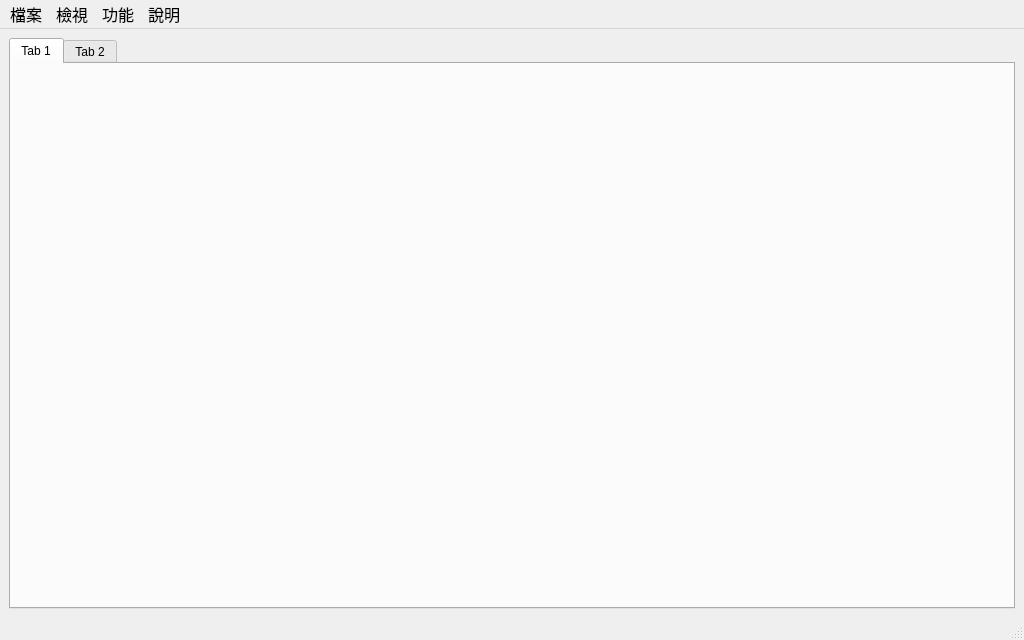
First picture: the form in APIver3/UI/MainWindow.ui, repository clamgee/python-code, before the edit.
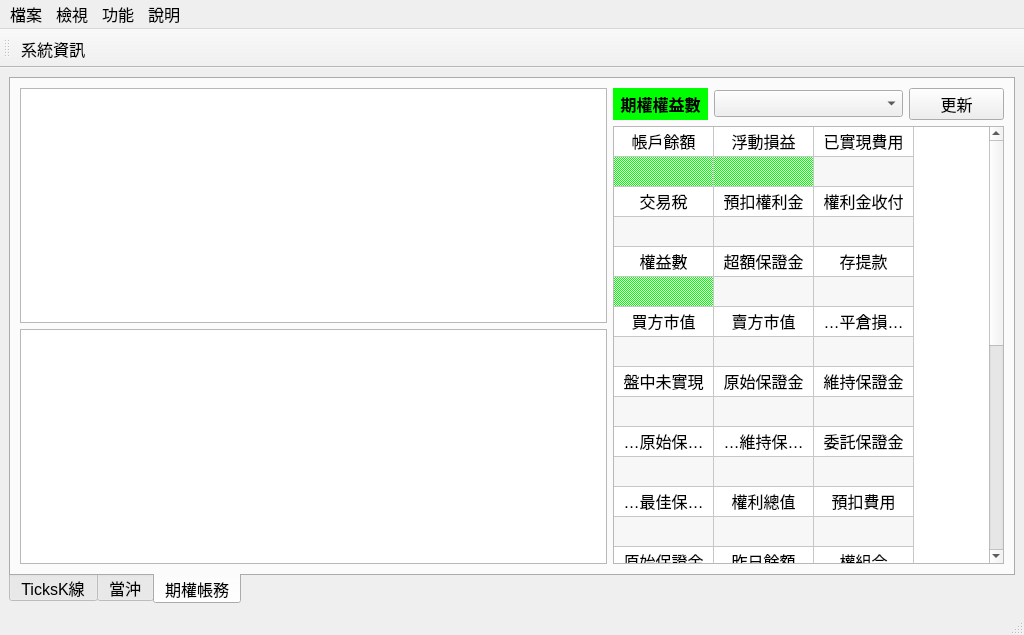
Second picture: the form after the edit.

The edit to the form file:
```diff
--- a/APIver3/UI/MainWindow.ui
+++ b/APIver3/UI/MainWindow.ui
@@ -7,7 +7,7 @@
     <x>0</x>
     <y>0</y>
     <width>1024</width>
-    <height>640</height>
+    <height>635</height>
    </rect>
   </property>
   <property name="windowTitle">
@@ -15,21 +15,552 @@
   </property>
   <widget class="QWidget" name="centralwidget">
    <layout class="QGridLayout" name="gridLayout">
-    <item row="0" column="0">
+    <item row="0" column="1">
      <widget class="QTabWidget" name="tabWidget">
+      <property name="font">
+       <font>
+        <pointsize>12</pointsize>
+       </font>
+      </property>
+      <property name="tabPosition">
+       <enum>QTabWidget::South</enum>
+      </property>
       <property name="currentIndex">
-       <number>0</number>
+       <number>2</number>
       </property>
       <widget class="QWidget" name="tab">
        <attribute name="title">
-        <string>Tab 1</string>
+        <string>TicksK線</string>
        </attribute>
       </widget>
       <widget class="QWidget" name="tab_2">
        <attribute name="title">
-        <string>Tab 2</string>
+        <string>當沖</string>
        </attribute>
       </widget>
+      <widget class="QWidget" name="tab_Reply">
+       <attribute name="title">
+        <string>期權帳務</string>
+       </attribute>
+       <layout class="QGridLayout" name="gridLayout_3">
+        <item row="0" column="0">
+         <layout class="QGridLayout" name="gridLayout_2" columnstretch="3,2">
+          <item row="0" column="0">
+           <layout class="QVBoxLayout" name="verticalLayout">
+            <item>
+             <widget class="QTableView" name="tableView"/>
+            </item>
+            <item>
+             <widget class="QTableView" name="tableView_2"/>
+            </item>
+           </layout>
+          </item>
+          <item row="0" column="1">
+           <layout class="QVBoxLayout" name="verticalLayout_2" stretch="1,29">
+            <item>
+             <layout class="QHBoxLayout" name="horizontalLayout" stretch="1,2,1">
+              <item>
+               <widget class="QLabel" name="label">
+                <property name="font">
+                 <font>
+                  <pointsize>12</pointsize>
+                  <bold>true</bold>
+                 </font>
+                </property>
+                <property name="styleSheet">
+                 <string notr="true">background-color: rgb(0, 255, 0);</string>
+                </property>
+                <property name="text">
+                 <string>期權權益數</string>
+                </property>
+                <property name="alignment">
+                 <set>Qt::AlignCenter</set>
+                </property>
+               </widget>
+              </item>
+              <item>
+               <widget class="QComboBox" name="Future_Acc_CBox">
+                <property name="maxVisibleItems">
+                 <number>16</number>
+                </property>
+                <property name="maxCount">
+                 <number>16</number>
+                </property>
+               </widget>
+              </item>
+              <item>
+               <widget class="QPushButton" name="Right_Update_btn">
+                <property name="text">
+                 <string>更新</string>
+                </property>
+               </widget>
+              </item>
+             </layout>
+            </item>
+            <item>
+             <widget class="QTableWidget" name="Right_TB">
+              <property name="layoutDirection">
+               <enum>Qt::LeftToRight</enum>
+              </property>
+              <property name="autoFillBackground">
+               <bool>false</bool>
+              </property>
+              <property name="sizeAdjustPolicy">
+               <enum>QAbstractScrollArea::AdjustIgnored</enum>
+              </property>
+              <property name="alternatingRowColors">
+               <bool>true</bool>
+              </property>
+              <property name="textElideMode">
+               <enum>Qt::ElideLeft</enum>
+              </property>
+              <property name="sortingEnabled">
+               <bool>false</bool>
+              </property>
+              <property name="rowCount">
+               <number>28</number>
+              </property>
+              <property name="columnCount">
+               <number>3</number>
+              </property>
+              <attribute name="horizontalHeaderVisible">
+               <bool>false</bool>
+              </attribute>
+              <attribute name="verticalHeaderVisible">
+               <bool>false</bool>
+              </attribute>
+              <row/>
+              <row/>
+              <row/>
+              <row/>
+              <row/>
+              <row/>
+              <row/>
+              <row/>
+              <row/>
+              <row/>
+              <row/>
+              <row/>
+              <row/>
+              <row/>
+              <row/>
+              <row/>
+              <row/>
+              <row/>
+              <row/>
+              <row/>
+              <row/>
+              <row/>
+              <row/>
+              <row/>
+              <row/>
+              <row/>
+              <row/>
+              <row/>
+              <column/>
+              <column/>
+              <column/>
+              <item row="0" column="0">
+               <property name="text">
+                <string>帳戶餘額</string>
+               </property>
+               <property name="textAlignment">
+                <set>AlignCenter</set>
+               </property>
+              </item>
+              <item row="0" column="1">
+               <property name="text">
+                <string>浮動損益</string>
+               </property>
+               <property name="textAlignment">
+                <set>AlignCenter</set>
+               </property>
+              </item>
+              <item row="0" column="2">
+               <property name="text">
+                <string>已實現費用</string>
+               </property>
+               <property name="textAlignment">
+                <set>AlignCenter</set>
+               </property>
+              </item>
+              <item row="1" column="0">
+               <property name="text">
+                <string/>
+               </property>
+               <property name="background">
+                <brush brushstyle="Dense4Pattern">
+                 <color alpha="255">
+                  <red>0</red>
+                  <green>255</green>
+                  <blue>0</blue>
+                 </color>
+                </brush>
+               </property>
+              </item>
+              <item row="1" column="1">
+               <property name="text">
+                <string/>
+               </property>
+               <property name="background">
+                <brush brushstyle="Dense4Pattern">
+                 <color alpha="255">
+                  <red>0</red>
+                  <green>255</green>
+                  <blue>0</blue>
+                 </color>
+                </brush>
+               </property>
+              </item>
+              <item row="2" column="0">
+               <property name="text">
+                <string>交易稅</string>
+               </property>
+               <property name="textAlignment">
+                <set>AlignCenter</set>
+               </property>
+              </item>
+              <item row="2" column="1">
+               <property name="text">
+                <string>預扣權利金</string>
+               </property>
+               <property name="textAlignment">
+                <set>AlignCenter</set>
+               </property>
+              </item>
+              <item row="2" column="2">
+               <property name="text">
+                <string>權利金收付</string>
+               </property>
+               <property name="textAlignment">
+                <set>AlignCenter</set>
+               </property>
+              </item>
+              <item row="4" column="0">
+               <property name="text">
+                <string>權益數</string>
+               </property>
+               <property name="textAlignment">
+                <set>AlignCenter</set>
+               </property>
+               <property name="background">
+                <brush brushstyle="NoBrush">
+                 <color alpha="255">
+                  <red>0</red>
+                  <green>255</green>
+                  <blue>0</blue>
+                 </color>
+                </brush>
+               </property>
+              </item>
+              <item row="4" column="1">
+               <property name="text">
+                <string>超額保證金</string>
+               </property>
+               <property name="textAlignment">
+                <set>AlignCenter</set>
+               </property>
+              </item>
+              <item row="4" column="2">
+               <property name="text">
+                <string>存提款</string>
+               </property>
+               <property name="textAlignment">
+                <set>AlignCenter</set>
+               </property>
+              </item>
+              <item row="5" column="0">
+               <property name="text">
+                <string/>
+               </property>
+               <property name="background">
+                <brush brushstyle="Dense4Pattern">
+                 <color alpha="255">
+                  <red>0</red>
+                  <green>255</green>
+                  <blue>0</blue>
+                 </color>
+                </brush>
+               </property>
+               <property name="foreground">
+                <brush brushstyle="Dense4Pattern">
+                 <color alpha="255">
+                  <red>0</red>
+                  <green>0</green>
+                  <blue>0</blue>
+                 </color>
+                </brush>
+               </property>
+              </item>
+              <item row="6" column="0">
+               <property name="text">
+                <string>買方市值</string>
+               </property>
+               <property name="textAlignment">
+                <set>AlignCenter</set>
+               </property>
+              </item>
+              <item row="6" column="1">
+               <property name="text">
+                <string>賣方市值</string>
+               </property>
+               <property name="textAlignment">
+                <set>AlignCenter</set>
+               </property>
+              </item>
+              <item row="6" column="2">
+               <property name="text">
+                <string>期貨平倉損益</string>
+               </property>
+               <property name="textAlignment">
+                <set>AlignCenter</set>
+               </property>
+              </item>
+              <item row="8" column="0">
+               <property name="text">
+                <string>盤中未實現</string>
+               </property>
+               <property name="textAlignment">
+                <set>AlignCenter</set>
+               </property>
+              </item>
+              <item row="8" column="1">
+               <property name="text">
+                <string>原始保證金</string>
+               </property>
+               <property name="textAlignment">
+                <set>AlignCenter</set>
+               </property>
+              </item>
+              <item row="8" column="2">
+               <property name="text">
+                <string>維持保證金</string>
+               </property>
+               <property name="textAlignment">
+                <set>AlignCenter</set>
+               </property>
+              </item>
+              <item row="10" column="0">
+               <property name="text">
+                <string>部位原始保證金</string>
+               </property>
+               <property name="textAlignment">
+                <set>AlignCenter</set>
+               </property>
+              </item>
+              <item row="10" column="1">
+               <property name="text">
+                <string>部位維持保證金</string>
+               </property>
+               <property name="textAlignment">
+                <set>AlignCenter</set>
+               </property>
+              </item>
+              <item row="10" column="2">
+               <property name="text">
+                <string>委託保證金</string>
+               </property>
+               <property name="textAlignment">
+                <set>AlignCenter</set>
+               </property>
+              </item>
+              <item row="12" column="0">
+               <property name="text">
+                <string>超額最佳保證金</string>
+               </property>
+               <property name="textAlignment">
+                <set>AlignCenter</set>
+               </property>
+              </item>
+              <item row="12" column="1">
+               <property name="text">
+                <string>權利總值</string>
+               </property>
+               <property name="textAlignment">
+                <set>AlignCenter</set>
+               </property>
+              </item>
+              <item row="12" column="2">
+               <property name="text">
+                <string>預扣費用</string>
+               </property>
+               <property name="textAlignment">
+                <set>AlignCenter</set>
+               </property>
+              </item>
+              <item row="14" column="0">
+               <property name="text">
+                <string>原始保證金</string>
+               </property>
+               <property name="textAlignment">
+                <set>AlignCenter</set>
+               </property>
+              </item>
+              <item row="14" column="1">
+               <property name="text">
+                <string>昨日餘額</string>
+               </property>
+               <property name="textAlignment">
+                <set>AlignCenter</set>
+               </property>
+              </item>
+              <item row="14" column="2">
+               <property name="text">
+                <string>選擇權組合單加不加收保證金</string>
+               </property>
+               <property name="textAlignment">
+                <set>AlignCenter</set>
+               </property>
+              </item>
+              <item row="16" column="0">
+               <property name="text">
+                <string>維持率</string>
+               </property>
+               <property name="textAlignment">
+                <set>AlignCenter</set>
+               </property>
+              </item>
+              <item row="16" column="1">
+               <property name="text">
+                <string>幣別</string>
+               </property>
+               <property name="textAlignment">
+                <set>AlignCenter</set>
+               </property>
+              </item>
+              <item row="16" column="2">
+               <property name="text">
+                <string>足額原始保證金</string>
+               </property>
+               <property name="textAlignment">
+                <set>AlignCenter</set>
+               </property>
+              </item>
+              <item row="18" column="0">
+               <property name="text">
+                <string>足額維持保證金</string>
+               </property>
+               <property name="textAlignment">
+                <set>AlignCenter</set>
+               </property>
+              </item>
+              <item row="18" column="1">
+               <property name="text">
+                <string>足額可用</string>
+               </property>
+               <property name="textAlignment">
+                <set>AlignCenter</set>
+               </property>
+              </item>
+              <item row="18" column="2">
+               <property name="text">
+                <string>抵繳金額</string>
+               </property>
+               <property name="textAlignment">
+                <set>AlignCenter</set>
+               </property>
+              </item>
+              <item row="20" column="0">
+               <property name="text">
+                <string>有價可用</string>
+               </property>
+               <property name="textAlignment">
+                <set>AlignCenter</set>
+               </property>
+              </item>
+              <item row="20" column="1">
+               <property name="text">
+                <string>超額保證金</string>
+               </property>
+               <property name="textAlignment">
+                <set>AlignCenter</set>
+               </property>
+              </item>
+              <item row="20" column="2">
+               <property name="text">
+                <string>足額現金可用</string>
+               </property>
+               <property name="textAlignment">
+                <set>AlignCenter</set>
+               </property>
+              </item>
+              <item row="21" column="1">
+               <property name="text">
+                <string/>
+               </property>
+              </item>
+              <item row="22" column="0">
+               <property name="text">
+                <string>有價價值</string>
+               </property>
+               <property name="textAlignment">
+                <set>AlignCenter</set>
+               </property>
+              </item>
+              <item row="22" column="1">
+               <property name="text">
+                <string>風險指標</string>
+               </property>
+               <property name="textAlignment">
+                <set>AlignCenter</set>
+               </property>
+              </item>
+              <item row="22" column="2">
+               <property name="text">
+                <string>選擇權到期差異</string>
+               </property>
+               <property name="textAlignment">
+                <set>AlignCenter</set>
+               </property>
+              </item>
+              <item row="24" column="0">
+               <property name="text">
+                <string>選擇權到期差損</string>
+               </property>
+               <property name="textAlignment">
+                <set>AlignCenter</set>
+               </property>
+              </item>
+              <item row="24" column="1">
+               <property name="text">
+                <string>期貨到期損益</string>
+               </property>
+               <property name="textAlignment">
+                <set>AlignCenter</set>
+               </property>
+              </item>
+              <item row="24" column="2">
+               <property name="text">
+                <string>加收保證金</string>
+               </property>
+               <property name="textAlignment">
+                <set>AlignCenter</set>
+               </property>
+              </item>
+              <item row="26" column="0">
+               <property name="text">
+                <string>登入帳號</string>
+               </property>
+               <property name="textAlignment">
+                <set>AlignCenter</set>
+               </property>
+              </item>
+              <item row="26" column="1">
+               <property name="text">
+                <string>期貨帳號</string>
+               </property>
+               <property name="textAlignment">
+                <set>AlignCenter</set>
+               </property>
+              </item>
+             </widget>
+            </item>
+           </layout>
+          </item>
+         </layout>
+        </item>
+       </layout>
+      </widget>
      </widget>
     </item>
    </layout>
@@ -104,6 +635,18 @@
    <addaction name="menu_4"/>
   </widget>
   <widget class="QStatusBar" name="statusbar"/>
+  <widget class="QToolBar" name="toolBar">
+   <property name="windowTitle">
+    <string>toolBar</string>
+   </property>
+   <attribute name="toolBarArea">
+    <enum>TopToolBarArea</enum>
+   </attribute>
+   <attribute name="toolBarBreak">
+    <bool>false</bool>
+   </attribute>
+   <addaction name="SysDetail"/>
+  </widget>
   <action name="actionLogin">
    <property name="text">
     <string>登入</string>
```
Left out of the diff: 9 changed lines with no effect on the pictures.
